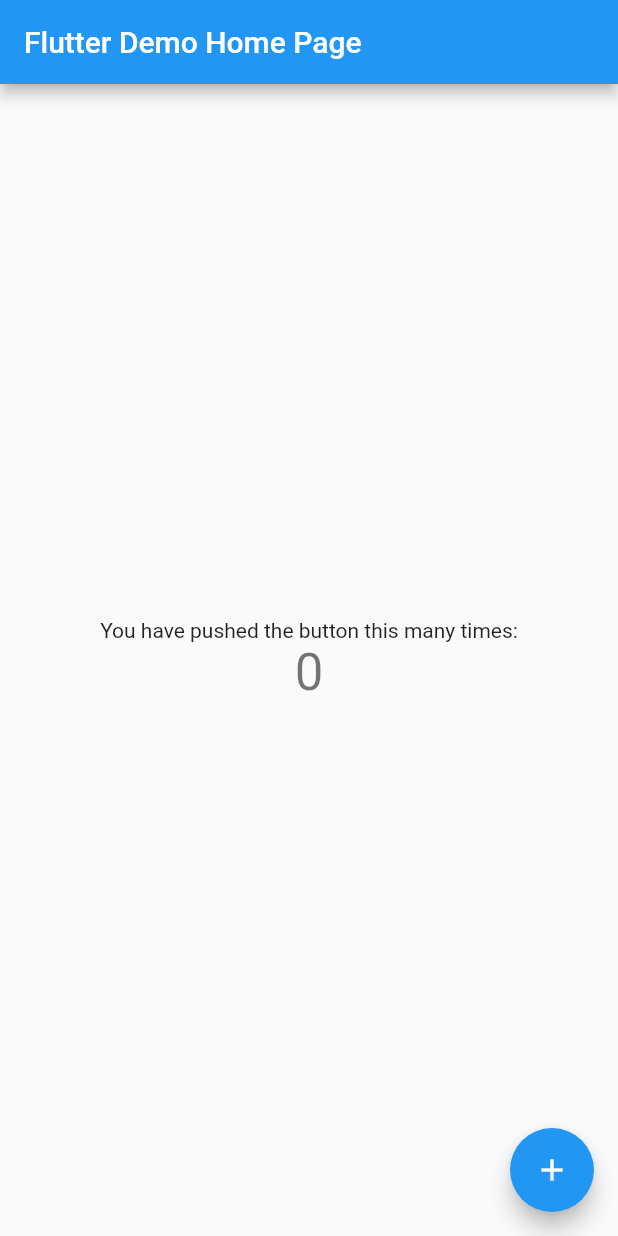
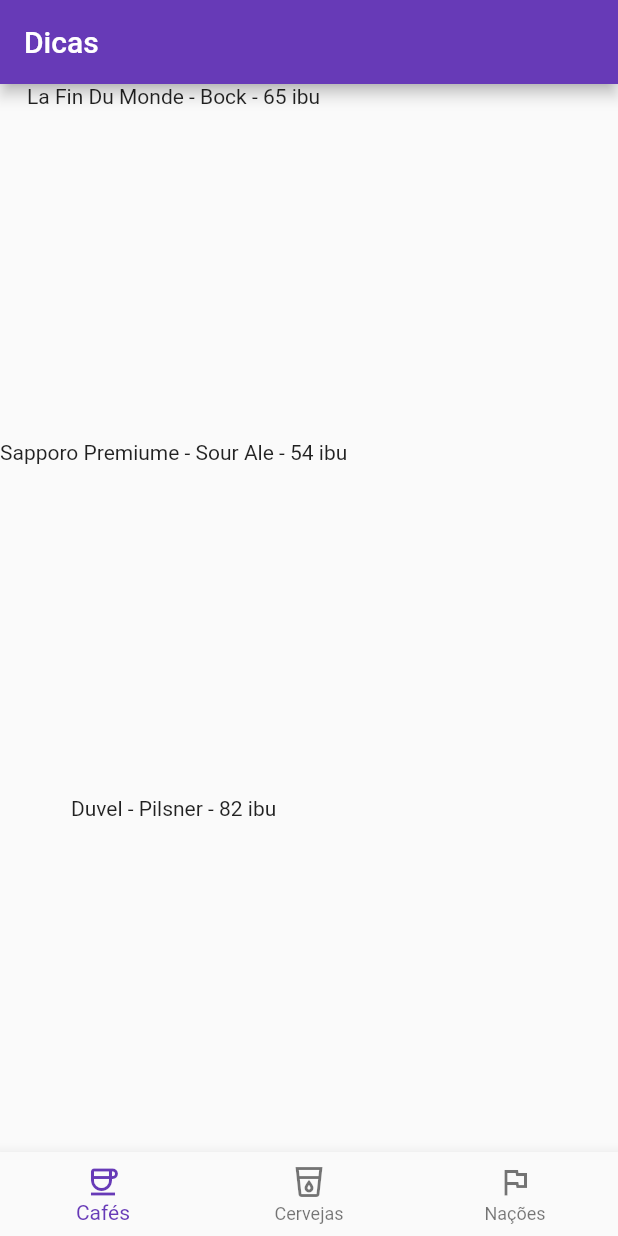
Before and after one commit to tallysdev/learning-Dart, a Flutter app: the screen it shows after launch, on a phone screen of 412 x 824 dp. Run offline on Flutter 3.47's test engine with Material 2 defaults, Android fonts, the phone set to English and light mode, and no system bars.

Commit message:
base code

```diff
--- a/receita2/lib/main.dart
+++ b/receita2/lib/main.dart
@@ -1,115 +1,40 @@
 import 'package:flutter/material.dart';
 
-void main() {
-  runApp(const MyApp());
-}
+class CaixaDeIconesQueEuMesmoProgramei extends StatelessWidget {
+  CaixaDeIconesQueEuMesmoProgramei();
 
-class MyApp extends StatelessWidget {
-  const MyApp({super.key});
-
-  // This widget is the root of your application.
   @override
   Widget build(BuildContext context) {
-    return MaterialApp(
-      title: 'Flutter Demo',
-      theme: ThemeData(
-        // This is the theme of your application.
-        //
-        // Try running your application with "flutter run". You'll see the
-        // application has a blue toolbar. Then, without quitting the app, try
-        // changing the primarySwatch below to Colors.green and then invoke
-        // "hot reload" (press "r" in the console where you ran "flutter run",
-        // or simply save your changes to "hot reload" in a Flutter IDE).
-        // Notice that the counter didn't reset back to zero; the application
-        // is not restarted.
-        primarySwatch: Colors.blue,
+    return BottomNavigationBar(items: const [
+      BottomNavigationBarItem(
+        label: "Cafés",
+        icon: Icon(Icons.coffee_outlined),
       ),
-      home: const MyHomePage(title: 'Flutter Demo Home Page'),
-    );
+      BottomNavigationBarItem(
+          label: "Cervejas", icon: Icon(Icons.local_drink_outlined)),
+      BottomNavigationBarItem(label: "Nações", icon: Icon(Icons.flag_outlined))
+    ]);
   }
 }
 
-class MyHomePage extends StatefulWidget {
-  const MyHomePage({super.key, required this.title});
+void main() {
+  MaterialApp app = MaterialApp(
+      theme: ThemeData(primarySwatch: Colors.deepPurple),
+      home: Scaffold(
+        appBar: AppBar(title: const Text("Dicas")),
+        body: Column(children: const [
+          Expanded(
+            child: Text("La Fin Du Monde - Bock - 65 ibu"),
+          ),
+          Expanded(
+            child: Text("Sapporo Premiume - Sour Ale - 54 ibu"),
+          ),
+          Expanded(
+            child: Text("Duvel - Pilsner - 82 ibu"),
+          )
+        ]),
+        bottomNavigationBar: CaixaDeIconesQueEuMesmoProgramei(),
+      ));
 
-  // This widget is the home page of your application. It is stateful, meaning
-  // that it has a State object (defined below) that contains fields that affect
-  // how it looks.
-
-  // This class is the configuration for the state. It holds the values (in this
-  // case the title) provided by the parent (in this case the App widget) and
-  // used by the build method of the State. Fields in a Widget subclass are
-  // always marked "final".
-
-  final String title;
-
-  @override
-  State<MyHomePage> createState() => _MyHomePageState();
+  runApp(app);
 }
-
-class _MyHomePageState extends State<MyHomePage> {
-  int _counter = 0;
-
-  void _incrementCounter() {
-    setState(() {
-      // This call to setState tells the Flutter framework that something has
-      // changed in this State, which causes it to rerun the build method below
-      // so that the display can reflect the updated values. If we changed
-      // _counter without calling setState(), then the build method would not be
-      // called again, and so nothing would appear to happen.
-      _counter++;
-    });
-  }
-
-  @override
-  Widget build(BuildContext context) {
-    // This method is rerun every time setState is called, for instance as done
-    // by the _incrementCounter method above.
-    //
-    // The Flutter framework has been optimized to make rerunning build methods
-    // fast, so that you can just rebuild anything that needs updating rather
-    // than having to individually change instances of widgets.
-    return Scaffold(
-      appBar: AppBar(
-        // Here we take the value from the MyHomePage object that was created by
-        // the App.build method, and use it to set our appbar title.
-        title: Text(widget.title),
-      ),
-      body: Center(
-        // Center is a layout widget. It takes a single child and positions it
-        // in the middle of the parent.
-        child: Column(
-          // Column is also a layout widget. It takes a list of children and
-          // arranges them vertically. By default, it sizes itself to fit its
-          // children horizontally, and tries to be as tall as its parent.
-          //
-          // Invoke "debug painting" (press "p" in the console, choose the
-          // "Toggle Debug Paint" action from the Flutter Inspector in Android
-          // Studio, or the "Toggle Debug Paint" command in Visual Studio Code)
-          // to see the wireframe for each widget.
-          //
-          // Column has various properties to control how it sizes itself and
-          // how it positions its children. Here we use mainAxisAlignment to
-          // center the children vertically; the main axis here is the vertical
-          // axis because Columns are vertical (the cross axis would be
-          // horizontal).
-          mainAxisAlignment: MainAxisAlignment.center,
-          children: <Widget>[
-            const Text(
-              'You have pushed the button this many times:',
-            ),
-            Text(
-              '$_counter',
-              style: Theme.of(context).textTheme.headlineMedium,
-            ),
-          ],
-        ),
-      ),
-      floatingActionButton: FloatingActionButton(
-        onPressed: _incrementCounter,
-        tooltip: 'Increment',
-        child: const Icon(Icons.add),
-      ), // This trailing comma makes auto-formatting nicer for build methods.
-    );
-  }
-}
```
